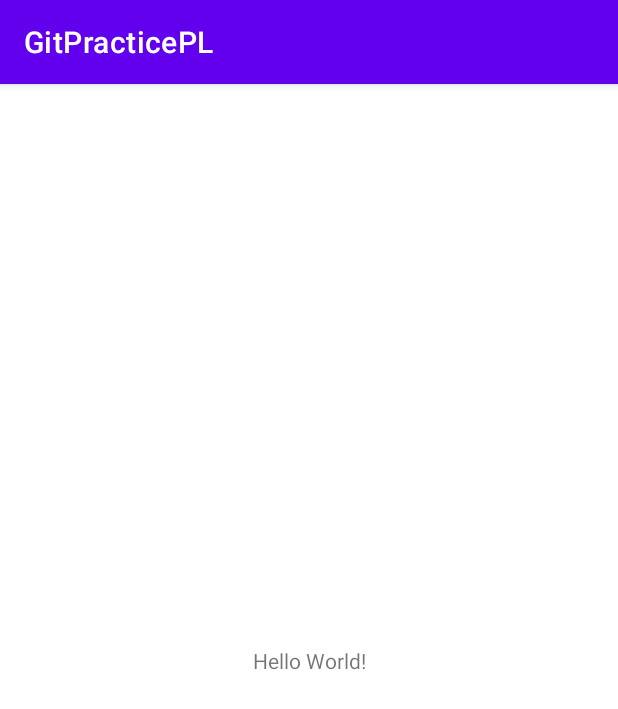
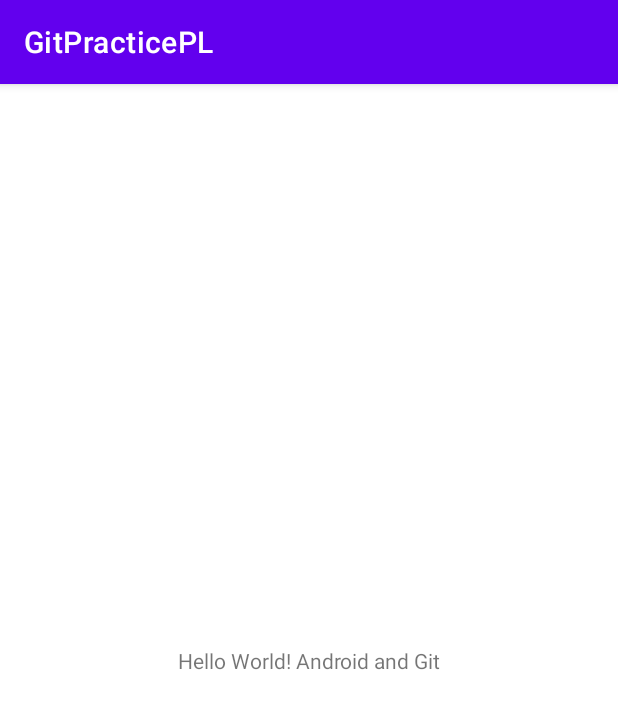
Before and after one commit to dennisrufigill/TestGit, an Android app: the screen it shows after launch (MainActivity), on a phone screen of 412 x 824 dp. Shown: the top 709 px of the screen. Run offline under Robolectric (Android 15) with nearby library versions, the phone set to English and light mode, and no system bars.

Commit message:
First commit on a new branch.

```diff
--- a/app/src/main/res/layout/activity_main.xml
+++ b/app/src/main/res/layout/activity_main.xml
@@ -9,7 +9,7 @@
     <TextView
         android:layout_width="wrap_content"
         android:layout_height="wrap_content"
-        android:text="Hello World!"
+        android:text="Hello World! Android and Git"
         app:layout_constraintBottom_toBottomOf="parent"
         app:layout_constraintEnd_toEndOf="parent"
         app:layout_constraintStart_toStartOf="parent"
```
